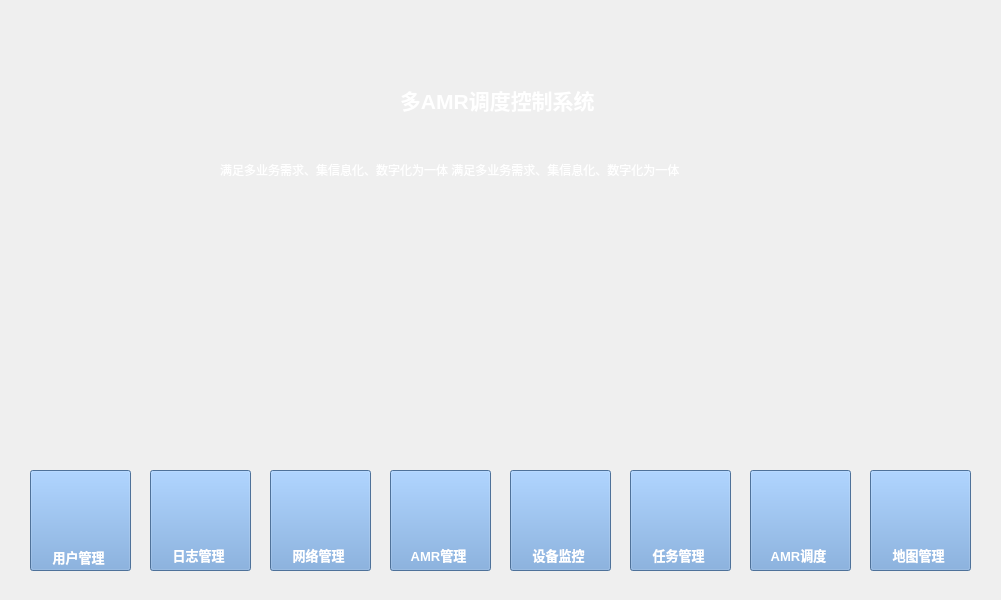
Above: ui/firstwindow2.ui from shixiejj/DHB_AGV_qt before the change. Below: the same form after it.
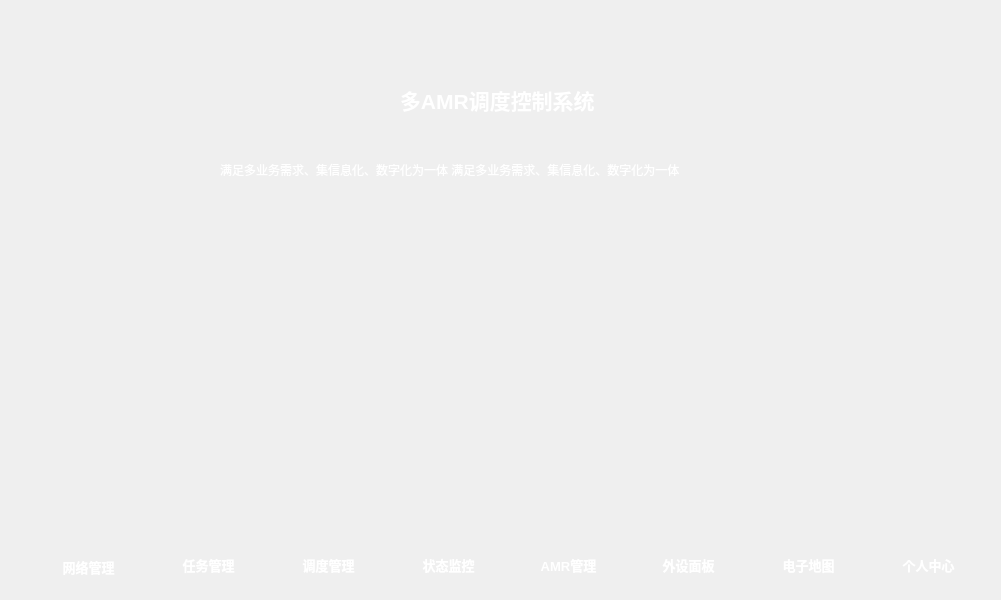
That is the form after the change. Icons and pictures are not drawn.

```diff
--- a/ui/firstwindow2.ui
+++ b/ui/firstwindow2.ui
@@ -14,7 +14,7 @@
    <string>Dialog</string>
   </property>
   <property name="windowIcon">
-   <iconset resource="res.qrc">
+   <iconset resource="../res.qrc">
     <normaloff>:/res/1.png</normaloff>:/res/1.png</iconset>
   </property>
   <property name="styleSheet">
@@ -54,27 +54,37 @@
     <string>&lt;html&gt;&lt;head/&gt;&lt;body&gt;&lt;p&gt;&lt;span style=&quot; color:#ffffff;&quot;&gt;满足多业务需求、集信息化、数字化为一体   满足多业务需求、集信息化、数字化为一体&lt;/span&gt;&lt;/p&gt;&lt;/body&gt;&lt;/html&gt;</string>
    </property>
   </widget>
-  <widget class="QLabel" name="label_4">
+  <widget class="QPushButton" name="pushButton_6">
    <property name="geometry">
     <rect>
-     <x>160</x>
-     <y>480</y>
-     <width>80</width>
-     <height>60</height>
+     <x>640</x>
+     <y>550</y>
+     <width>97</width>
+     <height>29</height>
     </rect>
    </property>
+   <property name="font">
+    <font>
+     <pointsize>10</pointsize>
+     <weight>75</weight>
+     <bold>true</bold>
+    </font>
+   </property>
    <property name="styleSheet">
-    <string notr="true">image: url(:/res/2.png);</string>
+    <string notr="true">color: rgb(255, 255, 255);</string>
    </property>
    <property name="text">
-    <string/>
+    <string>外设面板</string>
+   </property>
+   <property name="flat">
+    <bool>true</bool>
    </property>
   </widget>
   <widget class="QPushButton" name="pushButton_2">
    <property name="geometry">
     <rect>
-     <x>150</x>
-     <y>540</y>
+     <x>160</x>
+     <y>550</y>
      <width>97</width>
      <height>29</height>
     </rect>
@@ -93,7 +103,59 @@
     <string notr="true">color: rgb(255, 255, 255);</string>
    </property>
    <property name="text">
-    <string>日志管理</string>
+    <string>任务管理</string>
+   </property>
+   <property name="flat">
+    <bool>true</bool>
+   </property>
+  </widget>
+  <widget class="QPushButton" name="pushButton_4">
+   <property name="geometry">
+    <rect>
+     <x>400</x>
+     <y>550</y>
+     <width>97</width>
+     <height>29</height>
+    </rect>
+   </property>
+   <property name="font">
+    <font>
+     <pointsize>10</pointsize>
+     <weight>75</weight>
+     <bold>true</bold>
+    </font>
+   </property>
+   <property name="styleSheet">
+    <string notr="true">color: rgb(255, 255, 255);</string>
+   </property>
+   <property name="text">
+    <string>状态监控</string>
+   </property>
+   <property name="flat">
+    <bool>true</bool>
+   </property>
+  </widget>
+  <widget class="QPushButton" name="pushButton_5">
+   <property name="geometry">
+    <rect>
+     <x>520</x>
+     <y>550</y>
+     <width>97</width>
+     <height>29</height>
+    </rect>
+   </property>
+   <property name="font">
+    <font>
+     <pointsize>10</pointsize>
+     <weight>75</weight>
+     <bold>true</bold>
+    </font>
+   </property>
+   <property name="styleSheet">
+    <string notr="true">color: rgb(255, 255, 255);</string>
+   </property>
+   <property name="text">
+    <string>AMR管理</string>
    </property>
    <property name="flat">
     <bool>true</bool>
@@ -102,8 +164,8 @@
   <widget class="QPushButton" name="pushButton">
    <property name="geometry">
     <rect>
-     <x>30</x>
-     <y>540</y>
+     <x>40</x>
+     <y>550</y>
      <width>97</width>
      <height>33</height>
     </rect>
@@ -120,276 +182,17 @@
     <string notr="true">color: rgb(255, 255, 255);</string>
    </property>
    <property name="text">
-    <string>用户管理</string>
-   </property>
-   <property name="flat">
-    <bool>true</bool>
-   </property>
-  </widget>
-  <widget class="QLabel" name="label_3">
-   <property name="geometry">
-    <rect>
-     <x>40</x>
-     <y>480</y>
-     <width>80</width>
-     <height>60</height>
-    </rect>
-   </property>
-   <property name="styleSheet">
-    <string notr="true">image: url(:/res/1.png);</string>
-   </property>
-   <property name="text">
-    <string/>
-   </property>
-  </widget>
-  <widget class="QPushButton" name="pushButton_9">
-   <property name="geometry">
-    <rect>
-     <x>30</x>
-     <y>470</y>
-     <width>101</width>
-     <height>101</height>
-    </rect>
-   </property>
-   <property name="styleSheet">
-    <string notr="true">background-color: rgb(144, 108, 188);
-background-color: rgb(110, 159, 215);</string>
-   </property>
-   <property name="text">
-    <string/>
-   </property>
-  </widget>
-  <widget class="QLabel" name="label_5">
-   <property name="geometry">
-    <rect>
-     <x>280</x>
-     <y>480</y>
-     <width>80</width>
-     <height>60</height>
-    </rect>
-   </property>
-   <property name="styleSheet">
-    <string notr="true">image: url(:/res/3.png);</string>
-   </property>
-   <property name="text">
-    <string/>
-   </property>
-  </widget>
-  <widget class="QPushButton" name="pushButton_3">
-   <property name="geometry">
-    <rect>
-     <x>270</x>
-     <y>540</y>
-     <width>97</width>
-     <height>29</height>
-    </rect>
-   </property>
-   <property name="font">
-    <font>
-     <pointsize>10</pointsize>
-     <weight>75</weight>
-     <bold>true</bold>
-    </font>
-   </property>
-   <property name="styleSheet">
-    <string notr="true">color: rgb(255, 255, 255);</string>
-   </property>
-   <property name="text">
     <string>网络管理</string>
    </property>
    <property name="flat">
     <bool>true</bool>
    </property>
   </widget>
-  <widget class="QLabel" name="label_6">
-   <property name="geometry">
-    <rect>
-     <x>400</x>
-     <y>480</y>
-     <width>80</width>
-     <height>60</height>
-    </rect>
-   </property>
-   <property name="styleSheet">
-    <string notr="true">image: url(:/res/4.png);</string>
-   </property>
-   <property name="text">
-    <string/>
-   </property>
-  </widget>
-  <widget class="QPushButton" name="pushButton_4">
-   <property name="geometry">
-    <rect>
-     <x>390</x>
-     <y>540</y>
-     <width>97</width>
-     <height>29</height>
-    </rect>
-   </property>
-   <property name="font">
-    <font>
-     <pointsize>10</pointsize>
-     <weight>75</weight>
-     <bold>true</bold>
-    </font>
-   </property>
-   <property name="styleSheet">
-    <string notr="true">color: rgb(255, 255, 255);</string>
-   </property>
-   <property name="text">
-    <string>AMR管理</string>
-   </property>
-   <property name="flat">
-    <bool>true</bool>
-   </property>
-  </widget>
-  <widget class="QLabel" name="label_7">
-   <property name="geometry">
-    <rect>
-     <x>520</x>
-     <y>480</y>
-     <width>80</width>
-     <height>60</height>
-    </rect>
-   </property>
-   <property name="styleSheet">
-    <string notr="true">image: url(:/res/5.png);</string>
-   </property>
-   <property name="text">
-    <string/>
-   </property>
-  </widget>
-  <widget class="QPushButton" name="pushButton_5">
-   <property name="geometry">
-    <rect>
-     <x>510</x>
-     <y>540</y>
-     <width>97</width>
-     <height>29</height>
-    </rect>
-   </property>
-   <property name="font">
-    <font>
-     <pointsize>10</pointsize>
-     <weight>75</weight>
-     <bold>true</bold>
-    </font>
-   </property>
-   <property name="styleSheet">
-    <string notr="true">color: rgb(255, 255, 255);</string>
-   </property>
-   <property name="text">
-    <string>设备监控</string>
-   </property>
-   <property name="flat">
-    <bool>true</bool>
-   </property>
-  </widget>
-  <widget class="QLabel" name="label_8">
-   <property name="geometry">
-    <rect>
-     <x>640</x>
-     <y>480</y>
-     <width>80</width>
-     <height>60</height>
-    </rect>
-   </property>
-   <property name="styleSheet">
-    <string notr="true">image: url(:/res/6.png);</string>
-   </property>
-   <property name="text">
-    <string/>
-   </property>
-  </widget>
-  <widget class="QPushButton" name="pushButton_6">
-   <property name="geometry">
-    <rect>
-     <x>630</x>
-     <y>540</y>
-     <width>97</width>
-     <height>29</height>
-    </rect>
-   </property>
-   <property name="font">
-    <font>
-     <pointsize>10</pointsize>
-     <weight>75</weight>
-     <bold>true</bold>
-    </font>
-   </property>
-   <property name="styleSheet">
-    <string notr="true">color: rgb(255, 255, 255);</string>
-   </property>
-   <property name="text">
-    <string>任务管理</string>
-   </property>
-   <property name="flat">
-    <bool>true</bool>
-   </property>
-  </widget>
-  <widget class="QLabel" name="label_9">
-   <property name="geometry">
-    <rect>
-     <x>760</x>
-     <y>480</y>
-     <width>80</width>
-     <height>60</height>
-    </rect>
-   </property>
-   <property name="styleSheet">
-    <string notr="true">image: url(:/res/7.png);</string>
-   </property>
-   <property name="text">
-    <string/>
-   </property>
-  </widget>
-  <widget class="QPushButton" name="pushButton_7">
-   <property name="geometry">
-    <rect>
-     <x>750</x>
-     <y>540</y>
-     <width>97</width>
-     <height>29</height>
-    </rect>
-   </property>
-   <property name="font">
-    <font>
-     <pointsize>10</pointsize>
-     <weight>75</weight>
-     <bold>true</bold>
-    </font>
-   </property>
-   <property name="styleSheet">
-    <string notr="true">color: rgb(255, 255, 255);</string>
-   </property>
-   <property name="text">
-    <string>AMR调度</string>
-   </property>
-   <property name="flat">
-    <bool>true</bool>
-   </property>
-  </widget>
-  <widget class="QLabel" name="label_10">
-   <property name="geometry">
-    <rect>
-     <x>880</x>
-     <y>470</y>
-     <width>80</width>
-     <height>60</height>
-    </rect>
-   </property>
-   <property name="styleSheet">
-    <string notr="true">image: url(:/res/8.png);</string>
-   </property>
-   <property name="text">
-    <string/>
-   </property>
-  </widget>
   <widget class="QPushButton" name="pushButton_8">
    <property name="geometry">
     <rect>
-     <x>870</x>
-     <y>540</y>
+     <x>880</x>
+     <y>550</y>
      <width>97</width>
      <height>29</height>
     </rect>
@@ -405,157 +208,157 @@
     <string notr="true">color: rgb(255, 255, 255);</string>
    </property>
    <property name="text">
-    <string>地图管理</string>
+    <string>个人中心</string>
    </property>
    <property name="flat">
     <bool>true</bool>
    </property>
   </widget>
-  <widget class="QPushButton" name="pushButton_10">
+  <widget class="QPushButton" name="pushButton_3">
    <property name="geometry">
     <rect>
-     <x>150</x>
-     <y>470</y>
-     <width>101</width>
-     <height>101</height>
+     <x>280</x>
+     <y>550</y>
+     <width>97</width>
+     <height>29</height>
     </rect>
    </property>
-   <property name="styleSheet">
-    <string notr="true">background-color: rgb(144, 108, 188);
-background-color: rgb(110, 159, 215);</string>
+   <property name="font">
+    <font>
+     <pointsize>10</pointsize>
+     <weight>75</weight>
+     <bold>true</bold>
+    </font>
    </property>
-   <property name="text">
-    <string/>
-   </property>
-  </widget>
-  <widget class="QPushButton" name="pushButton_11">
-   <property name="geometry">
-    <rect>
-     <x>270</x>
-     <y>470</y>
-     <width>101</width>
-     <height>101</height>
-    </rect>
-   </property>
    <property name="styleSheet">
-    <string notr="true">background-color: rgb(144, 108, 188);
-background-color: rgb(110, 159, 215);</string>
+    <string notr="true">color: rgb(255, 255, 255);</string>
    </property>
    <property name="text">
-    <string/>
+    <string>调度管理</string>
    </property>
-  </widget>
-  <widget class="QPushButton" name="pushButton_12">
-   <property name="geometry">
-    <rect>
-     <x>390</x>
-     <y>470</y>
-     <width>101</width>
-     <height>101</height>
-    </rect>
+   <property name="flat">
+    <bool>true</bool>
    </property>
-   <property name="styleSheet">
-    <string notr="true">background-color: rgb(144, 108, 188);
-background-color: rgb(110, 159, 215);</string>
-   </property>
-   <property name="text">
-    <string/>
-   </property>
   </widget>
-  <widget class="QPushButton" name="pushButton_13">
+  <widget class="QPushButton" name="pushButton_7">
    <property name="geometry">
     <rect>
-     <x>510</x>
-     <y>470</y>
-     <width>101</width>
-     <height>101</height>
+     <x>760</x>
+     <y>550</y>
+     <width>97</width>
+     <height>29</height>
     </rect>
    </property>
-   <property name="styleSheet">
-    <string notr="true">background-color: rgb(144, 108, 188);
-background-color: rgb(110, 159, 215);</string>
+   <property name="font">
+    <font>
+     <pointsize>10</pointsize>
+     <weight>75</weight>
+     <bold>true</bold>
+    </font>
    </property>
-   <property name="text">
-    <string/>
-   </property>
-  </widget>
-  <widget class="QPushButton" name="pushButton_14">
-   <property name="geometry">
-    <rect>
-     <x>630</x>
-     <y>470</y>
-     <width>101</width>
-     <height>101</height>
-    </rect>
-   </property>
    <property name="styleSheet">
-    <string notr="true">background-color: rgb(144, 108, 188);
-background-color: rgb(110, 159, 215);</string>
+    <string notr="true">color: rgb(255, 255, 255);</string>
    </property>
    <property name="text">
-    <string/>
+    <string>电子地图</string>
    </property>
-  </widget>
-  <widget class="QPushButton" name="pushButton_15">
-   <property name="geometry">
-    <rect>
-     <x>750</x>
-     <y>470</y>
-     <width>101</width>
-     <height>101</height>
-    </rect>
+   <property name="flat">
+    <bool>true</bool>
    </property>
-   <property name="styleSheet">
-    <string notr="true">background-color: rgb(144, 108, 188);
-background-color: rgb(110, 159, 215);</string>
-   </property>
-   <property name="text">
-    <string/>
-   </property>
   </widget>
-  <widget class="QPushButton" name="pushButton_16">
+  <widget class="QWidget" name="horizontalLayoutWidget">
    <property name="geometry">
     <rect>
-     <x>870</x>
-     <y>470</y>
-     <width>101</width>
-     <height>101</height>
+     <x>30</x>
+     <y>480</y>
+     <width>951</width>
+     <height>71</height>
     </rect>
    </property>
-   <property name="styleSheet">
-    <string notr="true">background-color: rgb(144, 108, 188);
-background-color: rgb(110, 159, 215);</string>
-   </property>
-   <property name="text">
-    <string/>
-   </property>
+   <layout class="QHBoxLayout" name="horizontalLayout">
+    <item>
+     <widget class="QLabel" name="label_8">
+      <property name="styleSheet">
+       <string notr="true">image: url(:/res/06.png);</string>
+      </property>
+      <property name="text">
+       <string/>
+      </property>
+     </widget>
+    </item>
+    <item>
+     <widget class="QLabel" name="label_7">
+      <property name="styleSheet">
+       <string notr="true">image: url(:/res/05.png);</string>
+      </property>
+      <property name="text">
+       <string/>
+      </property>
+     </widget>
+    </item>
+    <item>
+     <widget class="QLabel" name="label_6">
+      <property name="styleSheet">
+       <string notr="true">image: url(:/res/04.png);</string>
+      </property>
+      <property name="text">
+       <string/>
+      </property>
+     </widget>
+    </item>
+    <item>
+     <widget class="QLabel" name="label_10">
+      <property name="styleSheet">
+       <string notr="true">image: url(:/res/08.png);</string>
+      </property>
+      <property name="text">
+       <string/>
+      </property>
+     </widget>
+    </item>
+    <item>
+     <widget class="QLabel" name="label_5">
+      <property name="styleSheet">
+       <string notr="true">image: url(:/res/03.png);</string>
+      </property>
+      <property name="text">
+       <string/>
+      </property>
+     </widget>
+    </item>
+    <item>
+     <widget class="QLabel" name="label_9">
+      <property name="styleSheet">
+       <string notr="true">image: url(:/res/07.png);</string>
+      </property>
+      <property name="text">
+       <string/>
+      </property>
+     </widget>
+    </item>
+    <item>
+     <widget class="QLabel" name="label_4">
+      <property name="styleSheet">
+       <string notr="true">image: url(:/res/02.png);</string>
+      </property>
+      <property name="text">
+       <string/>
+      </property>
+     </widget>
+    </item>
+    <item>
+     <widget class="QLabel" name="label_3">
+      <property name="styleSheet">
+       <string notr="true">image: url(:/res/1.png);
+image: url(:/res/01.png);</string>
+      </property>
+      <property name="text">
+       <string/>
+      </property>
+     </widget>
+    </item>
+   </layout>
   </widget>
-  <zorder>pushButton_16</zorder>
-  <zorder>pushButton_15</zorder>
-  <zorder>pushButton_14</zorder>
-  <zorder>pushButton_13</zorder>
-  <zorder>pushButton_12</zorder>
-  <zorder>pushButton_11</zorder>
-  <zorder>pushButton_10</zorder>
-  <zorder>pushButton_9</zorder>
-  <zorder>label</zorder>
-  <zorder>label_2</zorder>
-  <zorder>label_4</zorder>
-  <zorder>pushButton_2</zorder>
-  <zorder>pushButton</zorder>
-  <zorder>label_3</zorder>
-  <zorder>label_5</zorder>
-  <zorder>pushButton_3</zorder>
-  <zorder>label_6</zorder>
-  <zorder>pushButton_4</zorder>
-  <zorder>label_7</zorder>
-  <zorder>pushButton_5</zorder>
-  <zorder>label_8</zorder>
-  <zorder>pushButton_6</zorder>
-  <zorder>label_9</zorder>
-  <zorder>pushButton_7</zorder>
-  <zorder>label_10</zorder>
-  <zorder>pushButton_8</zorder>
  </widget>
  <resources>
   <include location="res.qrc"/>
```
Left out of the diff: 2 changed lines with no effect on the pictures.
